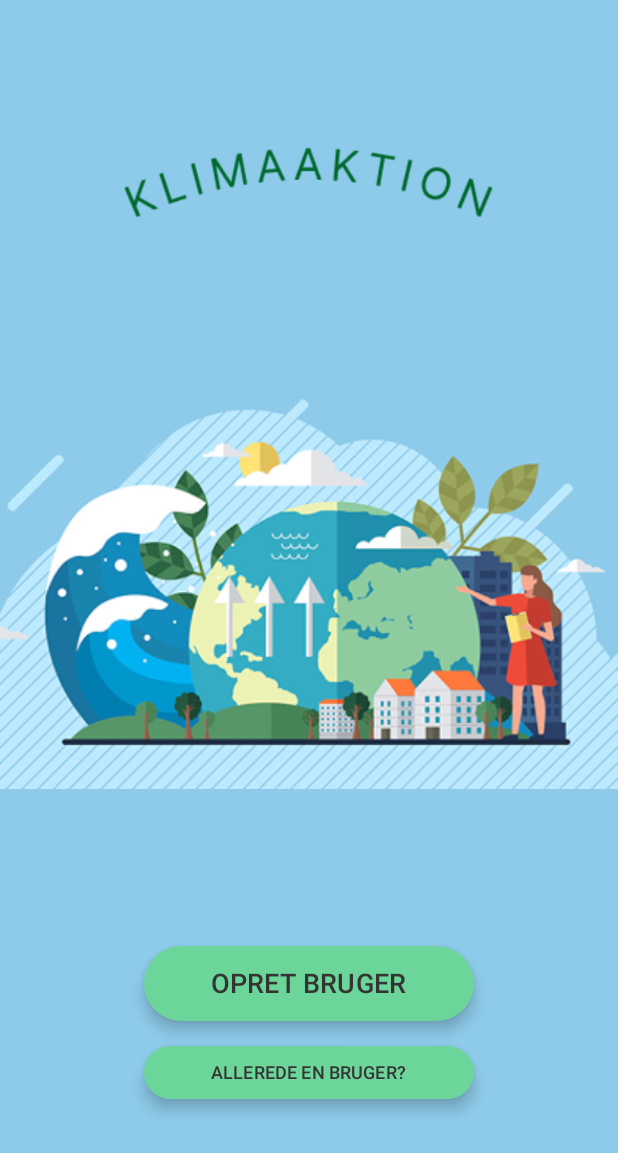
After one commit to njgroenbech/Klimaapplikation, an Android app built with Jetpack Compose: the composable FrontScreen shown on its own in the app's theme, on a phone screen of 412 x 824 dp. The commit adds this screen. Shown: the top 1153 px of the screen. Run offline under Robolectric (Android 15) with nearby library versions, the phone set to English and light mode, and no system bars.

Commit message:
Finished Frontscreen

```diff
--- a/app/src/main/java/com/example/klimaaktion/MainActivity.kt
+++ b/app/src/main/java/com/example/klimaaktion/MainActivity.kt
@@ -12,13 +12,14 @@ import androidx.compose.runtime.Composable
 import androidx.compose.ui.Modifier
 import androidx.compose.ui.tooling.preview.Preview
 import com.example.klimaaktion.ui.theme.KlimaAktionTheme
+import com.example.klimaaktion.view.FrontScreen
 
 class MainActivity : ComponentActivity() {
     override fun onCreate(savedInstanceState: Bundle?) {
         super.onCreate(savedInstanceState)
         enableEdgeToEdge()
         setContent {
-            KlimaAktionTheme {
+           KlimaAktionTheme {
                 Scaffold(modifier = Modifier.fillMaxSize()) { innerPadding ->
                     Greeting(
                         name = "Android",
@@ -38,10 +39,10 @@ fun Greeting(name: String, modifier: Modifier = Modifier) {
     )
 }
 
-@Preview(showBackground = true)
+/* @Preview(showBackground = true)
 @Composable
 fun GreetingPreview() {
     KlimaAktionTheme {
         Greeting("Android")
     }
-}
+} */
--- /dev/null
+++ b/app/src/main/java/com/example/klimaaktion/view/FrontScreen.kt
@@ -0,0 +1,102 @@
+package com.example.klimaaktion.view
+
+import androidx.compose.foundation.Image
+import androidx.compose.foundation.background
+import androidx.compose.foundation.layout.*
+import androidx.compose.foundation.shape.RoundedCornerShape
+import androidx.compose.material3.Button
+import androidx.compose.material3.ButtonDefaults
+import androidx.compose.material3.Text
+import androidx.compose.runtime.Composable
+import androidx.compose.ui.Alignment
+import androidx.compose.ui.Modifier
+import androidx.compose.ui.graphics.Color
+import androidx.compose.ui.layout.ContentScale
+import androidx.compose.ui.res.painterResource
+import androidx.compose.ui.unit.dp
+import androidx.compose.ui.unit.sp
+import com.example.klimaaktion.R
+
+@Composable
+fun FrontScreen() {
+    Box(
+        modifier = Modifier
+            .fillMaxSize()
+            .background(Color(0xFF8ECBEA)),
+        contentAlignment = Alignment.Center
+    ) {
+        Column(
+            horizontalAlignment = Alignment.CenterHorizontally,
+            verticalArrangement = Arrangement.SpaceBetween,
+            modifier = Modifier
+                .fillMaxHeight()
+                .padding(vertical = 40.dp)
+        ) {
+            Spacer(modifier = Modifier.height(20.dp))
+
+            Image(
+                painter = painterResource(id = R.drawable.logofrontscreen),
+                contentDescription = "Logo",
+                modifier = Modifier
+                    .width(400.dp)
+                    .height(60.dp)
+            )
+
+            BoxWithConstraints(
+                modifier = Modifier.fillMaxWidth(),
+                contentAlignment = Alignment.Center
+            ) {
+                val imageWidth = maxWidth * 1.15f
+
+                Image(
+                    painter = painterResource(id = R.drawable.frontscreenimage),
+                    contentDescription = "Illustration",
+                    contentScale = ContentScale.FillWidth,
+                    modifier = Modifier
+                        .width(imageWidth)
+                        .padding(top = 20.dp)
+                )
+            }
+
+            Spacer(modifier = Modifier.height(40.dp))
+
+            Column(horizontalAlignment = Alignment.CenterHorizontally) {
+                Button(
+                    onClick = { /* TODO */ },
+                    shape = RoundedCornerShape(50),
+                    colors = ButtonDefaults.buttonColors(containerColor = Color(0xFF6CD59A)),
+                    elevation = ButtonDefaults.buttonElevation(6.dp),
+                    modifier = Modifier
+                        .width(220.dp)
+                        .height(50.dp)
+                ) {
+                    Text(
+                        text = "OPRET BRUGER",
+                        color = Color(0xFF343434),
+                        fontSize = 18.sp
+                    )
+                }
+
+                Spacer(modifier = Modifier.height(16.dp))
+
+                Button(
+                    onClick = { /* TODO */ },
+                    shape = RoundedCornerShape(50),
+                    colors = ButtonDefaults.buttonColors(containerColor = Color(0xFF6CD59A)),
+                    elevation = ButtonDefaults.buttonElevation(6.dp),
+                    modifier = Modifier
+                        .width(220.dp)
+                        .height(35.dp)
+                ) {
+                    Text(
+                        text = "ALLEREDE EN BRUGER?",
+                        color = Color(0xFF343434),
+                        fontSize = 12.sp
+                    )
+                }
+            }
+
+            Spacer(modifier = Modifier.height(20.dp))
+        }
+    }
+}
```
Also changed, not shown: app/src/main/res/drawable/frontscreenimage.png (added), app/src/main/res/drawable/logofrontscreen.png (added).
